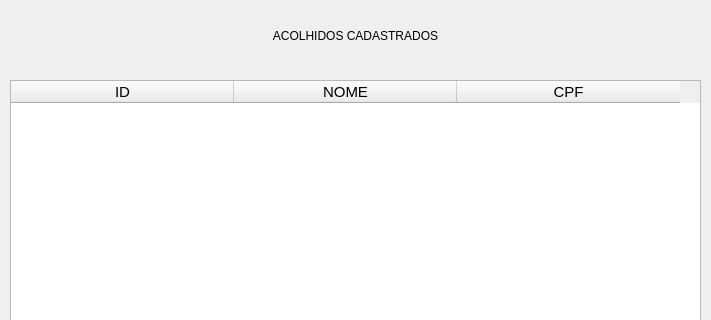
Old version of the form formCadastrado.ui in the repository AlexFilh0/BetelgeuseDB; both pictures show x 0 to 711 and y 0 to 320 of the 711 by 600 pixel window.
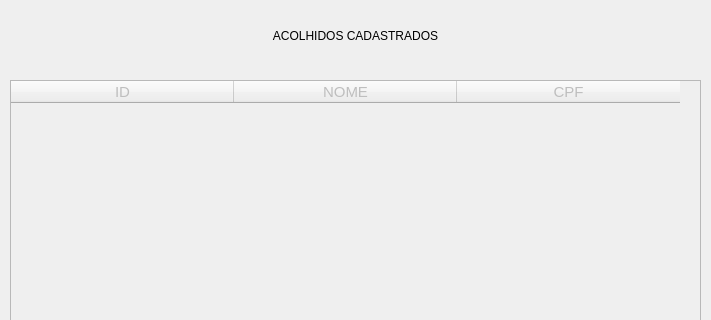
New version of the form.

```diff
--- a/formCadastrado.ui
+++ b/formCadastrado.ui
@@ -31,6 +31,9 @@
     </property>
    </widget>
    <widget class="QTableWidget" name="tabela">
+    <property name="enabled">
+     <bool>false</bool>
+    </property>
     <property name="geometry">
      <rect>
       <x>10</x>
```
